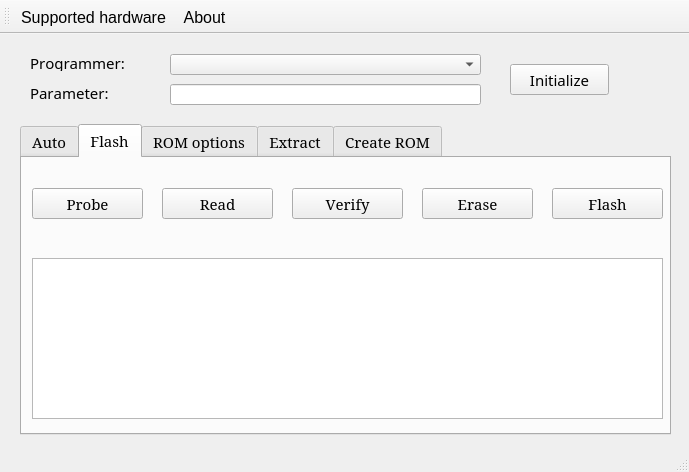
The window that mainwindow.ui (lukaszdmitrowski/coreboot_flashtool) describes before a commit, drawn with Qt 5.
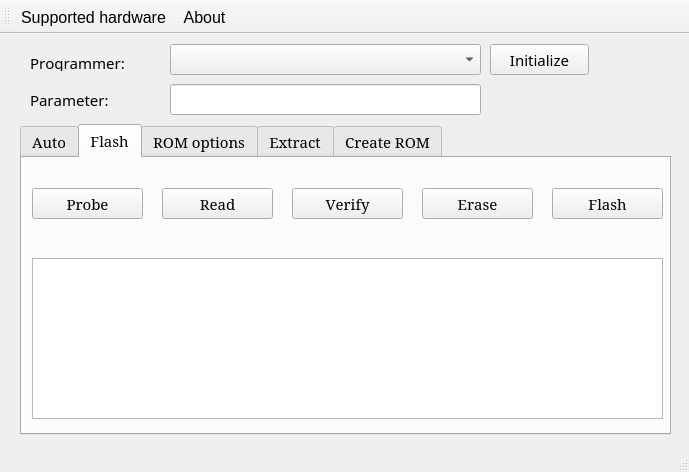
The same window after the commit. The open tabs and pages were chosen to show the change. Icons and pictures are not drawn.

Diff of the .ui file:
```diff
--- a/mainwindow.ui
+++ b/mainwindow.ui
@@ -748,9 +748,9 @@
     <property name="geometry">
      <rect>
       <x>170</x>
-      <y>20</y>
+      <y>10</y>
       <width>311</width>
-      <height>21</height>
+      <height>31</height>
      </rect>
     </property>
    </widget>
@@ -773,7 +773,7 @@
       <x>30</x>
       <y>50</y>
       <width>101</width>
-      <height>17</height>
+      <height>31</height>
      </rect>
     </property>
     <property name="text">
@@ -786,15 +786,15 @@
       <x>170</x>
       <y>50</y>
       <width>311</width>
-      <height>21</height>
+      <height>31</height>
      </rect>
     </property>
    </widget>
    <widget class="QPushButton" name="b_init_prog">
     <property name="geometry">
      <rect>
-      <x>510</x>
-      <y>30</y>
+      <x>490</x>
+      <y>10</y>
       <width>99</width>
       <height>31</height>
      </rect>
```
Left out of the diff: 2 changed lines with no effect on the pictures.
